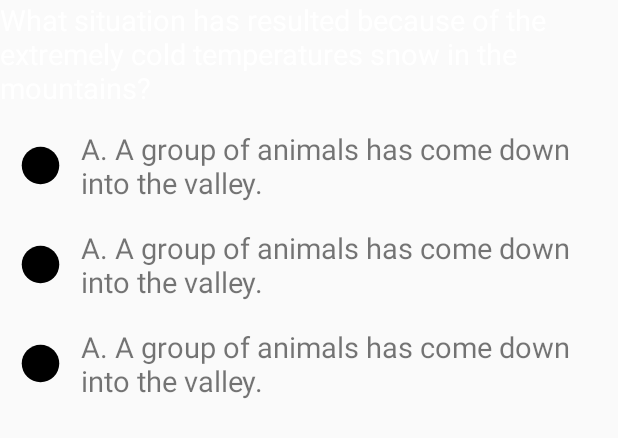
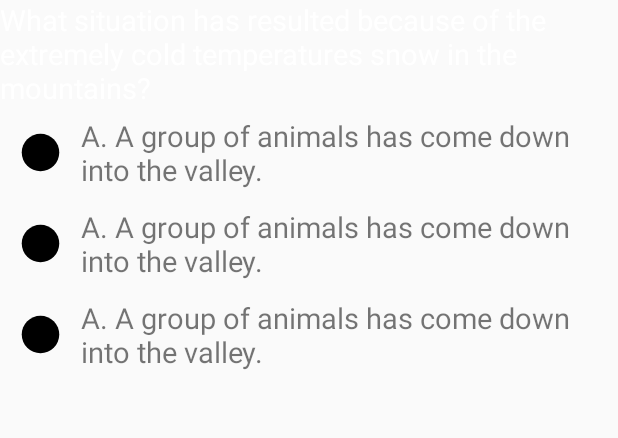
Before and after one commit to PikachuTeam/ESL, an Android app: the layout item_quizze.xml on its own in the app's theme, with its tools: preview values and no code run, on a phone screen of 412 x 824 dp. Shown: the top 438 px of the screen. Run offline under Robolectric (Android 15) with nearby library versions, the phone set to English and light mode, and no system bars.

```diff
--- a/app/src/main/java/essential/esl/ui/page/DescriptionPage.java
+++ b/app/src/main/java/essential/esl/ui/page/DescriptionPage.java
@@ -19,7 +19,7 @@ public class DescriptionPage extends BasePage {
         tvDescription = (TextView) getContent().findViewById(R.id.tv_description);
         tvHeader = (TextView) getContent().findViewById(R.id.tv_header);
         tvHeader.setText(header);
-        tvDescription.setText(Html.fromHtml(stringContent));
+        tvDescription.setText(Html.fromHtml(stringContent.trim()));
     }
 
     @Override
--- a/app/src/main/res/layout/item_conversation.xml
+++ b/app/src/main/res/layout/item_conversation.xml
@@ -37,7 +37,6 @@
                 android:layout_marginTop="@dimen/common_size_3"
                 android:maxLines="2"
                 android:text="A Day School"
-                android:textIsSelectable="true"
                 android:textSize="@dimen/common_text_size_18" />
 
             <LinearLayout
--- a/app/src/main/res/layout/item_quizze.xml
+++ b/app/src/main/res/layout/item_quizze.xml
@@ -18,20 +18,22 @@
         android:id="@+id/answer1"
         android:layout_width="match_parent"
         android:layout_height="match_parent"
-        android:layout_marginTop="@dimen/common_size_10" />
+        android:paddingBottom="@dimen/common_size_3"
+        android:paddingTop="@dimen/common_size_3" />
 
     <essential.esl.app.MyItemLayout
         android:id="@+id/answer2"
         android:layout_width="match_parent"
         android:layout_height="match_parent"
-        android:layout_marginTop="@dimen/common_size_10" />
+        android:paddingBottom="@dimen/common_size_3"
+        android:paddingTop="@dimen/common_size_3"  />
 
     <essential.esl.app.MyItemLayout
         android:id="@+id/answer3"
         android:layout_width="match_parent"
         android:layout_height="match_parent"
-        android:layout_marginTop="@dimen/common_size_10">
-
+        android:paddingBottom="@dimen/common_size_3"
+        android:paddingTop="@dimen/common_size_3" >
 
     </essential.esl.app.MyItemLayout>
 
--- a/app/src/main/res/layout/my_item_layout.xml
+++ b/app/src/main/res/layout/my_item_layout.xml
@@ -11,9 +11,7 @@
         android:layout_width="match_parent"
         android:layout_height="wrap_content"
         android:layout_marginRight="@dimen/common_size_10"
-
         android:gravity="center_vertical"
         android:text="A. A group of animals has come down into the valley."
-        android:textIsSelectable="true"
         android:textSize="@dimen/common_text_size_16"></TextView>
 </merge>
```
Also changed, not shown: app/src/main/java/essential/esl/ui/fragment/ConverStationsFragment.java (+11 -2 lines), app/src/main/res/layout/page_description.xml (+25 -13 lines), app/src/main/res/layout/page_quizzes.xml (+0 -13 lines).
